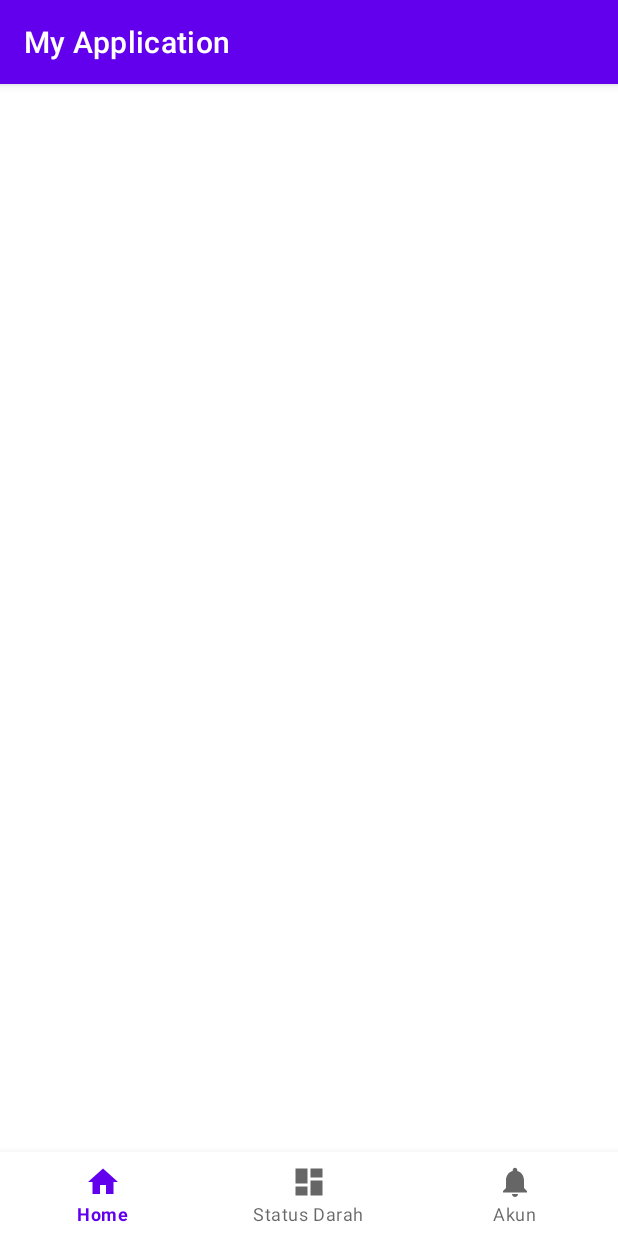
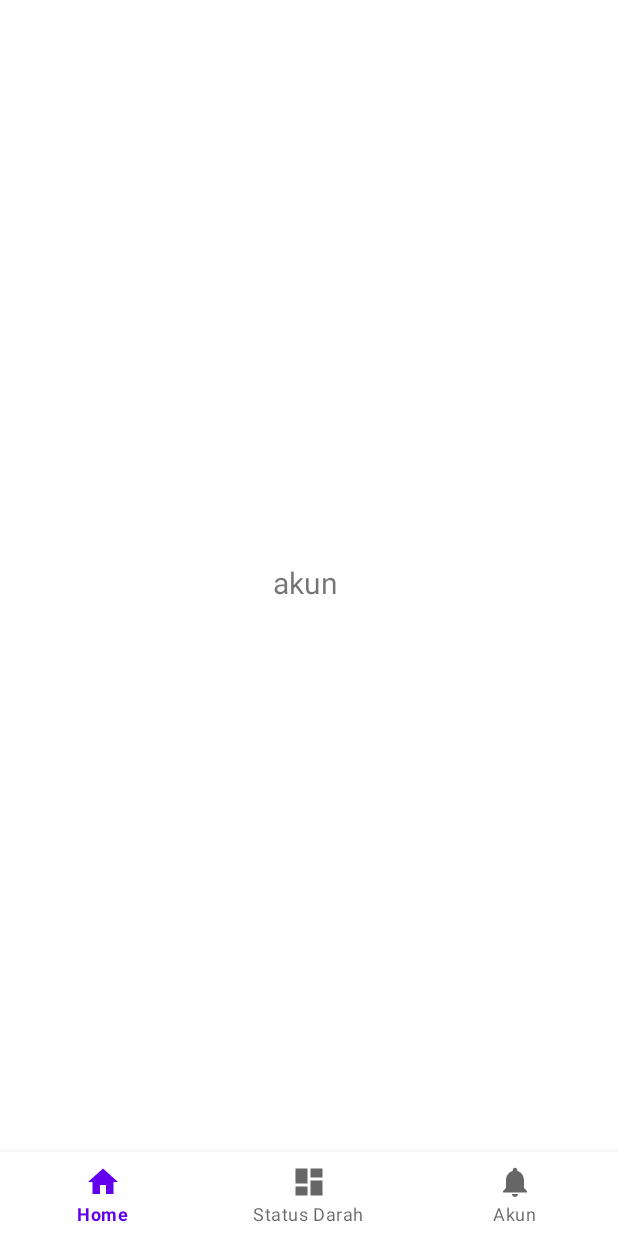
Before and after one commit to yolandomanullang20/PalangMerahIndonesia, an Android app: the fragment AkunFragment placed in its activity, on a phone screen of 412 x 824 dp. Run offline under Robolectric (Android 15) with nearby library versions, the phone set to English and light mode, and no system bars.

Commit message:
Done Nav Fragment Bottom

```diff
--- a/app/src/main/java/org/gaptechteam/myapplication/MainActivity.kt
+++ b/app/src/main/java/org/gaptechteam/myapplication/MainActivity.kt
@@ -2,8 +2,12 @@ package org.gaptechteam.myapplication
 
 import androidx.appcompat.app.AppCompatActivity
 import android.os.Bundle
+import android.view.Menu
+import android.view.MenuItem
+import androidx.core.view.get
 import androidx.fragment.app.Fragment
 import androidx.fragment.app.FragmentManager
+import com.google.android.material.bottomnavigation.BottomNavigationView
 import org.gaptechteam.myapplication.fragment.AkunFragment
 import org.gaptechteam.myapplication.fragment.DarahFragment
 import org.gaptechteam.myapplication.fragment.HomeFragment
@@ -16,12 +20,51 @@ class MainActivity : AppCompatActivity() {
     val fm : FragmentManager =supportFragmentManager
     var active : Fragment = fragmentHome
 
+    private lateinit var menu : Menu
+    private lateinit var menuItem: MenuItem
+    private lateinit var bottonNavigationView: BottomNavigationView
+
+
     override fun onCreate(savedInstanceState: Bundle?) {
         super.onCreate(savedInstanceState)
         setContentView(R.layout.activity_main)
 
+        setUpBottoNav()
+
+    }
+
+    fun setUpBottoNav(){
         fm.beginTransaction().add(R.id.container,fragmentHome).show(fragmentHome).commit()
         fm.beginTransaction().add(R.id.container,fragmentAkun).hide(fragmentAkun).commit()
         fm.beginTransaction().add(R.id.container,fragmentDarah).hide(fragmentDarah).commit()
+
+        bottonNavigationView = findViewById(R.id.nav_view)
+        menu = bottonNavigationView.menu
+        menuItem = menu.getItem(0)
+        menuItem.isChecked = true
+
+        bottonNavigationView.setOnNavigationItemReselectedListener { item ->
+
+            when(item.itemId) {
+                R.id.navigation_home ->{
+                    callFragment(0,fragmentHome)
+                }
+                R.id.navigation_darah ->{
+                    callFragment(1,fragmentDarah)
+                }
+                R.id.navigation_akun ->{
+                    callFragment(2,fragmentAkun)
+
+                }
+
+            }
+            false
+        }
+    }
+    fun callFragment(int : Int,fragment: Fragment){
+        menuItem = menu.getItem(int)
+        menuItem.isChecked = true
+        fm.beginTransaction().hide(active).show(fragment).commit()
+        active = fragment
     }
 }
--- a/app/src/main/res/layout/fragment_akun.xml
+++ b/app/src/main/res/layout/fragment_akun.xml
@@ -4,7 +4,7 @@
     xmlns:tools="http://schemas.android.com/tools"
     android:layout_width="match_parent"
     android:layout_height="match_parent"
-    tools:context=".activity.ui.notifications.NotificationsFragment">
+    >
 
     <TextView
         android:id="@+id/text_notifications"
@@ -15,6 +15,7 @@
         android:layout_marginEnd="8dp"
         android:textAlignment="center"
         android:textSize="20sp"
+        android:text="akun "
         app:layout_constraintBottom_toBottomOf="parent"
         app:layout_constraintEnd_toEndOf="parent"
         app:layout_constraintStart_toStartOf="parent"
--- a/app/src/main/res/layout/fragment_darah.xml
+++ b/app/src/main/res/layout/fragment_darah.xml
@@ -4,7 +4,7 @@
     xmlns:tools="http://schemas.android.com/tools"
     android:layout_width="match_parent"
     android:layout_height="match_parent"
-    tools:context=".activity.ui.dashboard.DashboardFragment">
+    >
 
     <TextView
         android:id="@+id/text_dashboard"
@@ -15,6 +15,7 @@
         android:layout_marginEnd="8dp"
         android:textAlignment="center"
         android:textSize="20sp"
+        android:text="darah"
         app:layout_constraintBottom_toBottomOf="parent"
         app:layout_constraintEnd_toEndOf="parent"
         app:layout_constraintStart_toStartOf="parent"
--- a/app/src/main/res/menu/bottom_nav_menu.xml
+++ b/app/src/main/res/menu/bottom_nav_menu.xml
@@ -7,12 +7,12 @@
         android:title="@string/title_home" />
 
     <item
-        android:id="@+id/navigation_dashboard"
+        android:id="@+id/navigation_darah"
         android:icon="@drawable/ic_dashboard_black_24dp"
         android:title="Status Darah" />
 
     <item
-        android:id="@+id/navigation_notifications"
+        android:id="@+id/navigation_akun"
         android:icon="@drawable/ic_notifications_black_24dp"
         android:title="Akun" />
 
--- a/app/src/main/res/values-night/themes.xml
+++ b/app/src/main/res/values-night/themes.xml
@@ -1,6 +1,6 @@
 <resources xmlns:tools="http://schemas.android.com/tools">
 	<!-- Base application theme. -->
-	<style name="Theme.MyApplication" parent="Theme.MaterialComponents.DayNight.DarkActionBar">
+	<style name="Theme.MyApplication" parent="Theme.MaterialComponents.DayNight.NoActionBar">
 		<!-- Primary brand color. -->
 		<item name="colorPrimary">@color/purple_200</item>
 		<item name="colorPrimaryVariant">@color/purple_700</item>
--- a/app/src/main/res/values/themes.xml
+++ b/app/src/main/res/values/themes.xml
@@ -1,6 +1,6 @@
 <resources xmlns:tools="http://schemas.android.com/tools">
 	<!-- Base application theme. -->
-	<style name="Theme.MyApplication" parent="Theme.MaterialComponents.DayNight.DarkActionBar">
+	<style name="Theme.MyApplication" parent="Theme.MaterialComponents.DayNight.NoActionBar">
 		<!-- Primary brand color. -->
 		<item name="colorPrimary">@color/purple_500</item>
 		<item name="colorPrimaryVariant">@color/purple_700</item>
```
